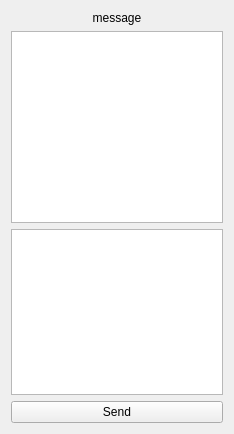
Above: commentswidget.ui from kambala-decapitator/HornAppDesktop before the change. Below: the same form after it.
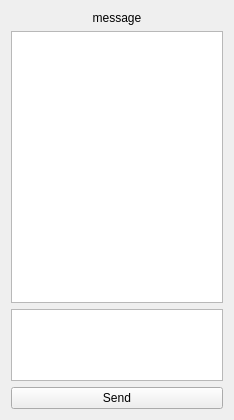
That is the form after the change.

Commit message: send comment with Ctrl+Enter

What changed in the file:
```diff
--- a/commentswidget.ui
+++ b/commentswidget.ui
@@ -7,7 +7,7 @@
     <x>0</x>
     <y>0</y>
     <width>234</width>
-    <height>434</height>
+    <height>420</height>
    </rect>
   </property>
   <property name="windowTitle">
@@ -36,7 +36,7 @@
    <item>
     <widget class="QListWidget" name="listWidget">
      <property name="sizePolicy">
-      <sizepolicy hsizetype="Expanding" vsizetype="Maximum">
+      <sizepolicy hsizetype="Expanding" vsizetype="Expanding">
        <horstretch>0</horstretch>
        <verstretch>0</verstretch>
       </sizepolicy>
@@ -46,7 +46,7 @@
    <item>
     <widget class="QPlainTextEdit" name="plainTextEdit">
      <property name="sizePolicy">
-      <sizepolicy hsizetype="Expanding" vsizetype="MinimumExpanding">
+      <sizepolicy hsizetype="Expanding" vsizetype="Minimum">
        <horstretch>0</horstretch>
        <verstretch>0</verstretch>
       </sizepolicy>
```
Left out of the diff: 3 changed lines with no effect on the pictures. The commit also changes 2 other files.
